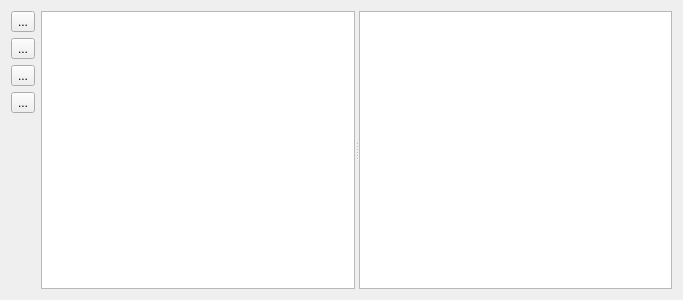
Above: Qt/lib/mywidgets/filemanager/ui/filemanager.ui from RinatB2017/mega_GIT before the change. Below: the same form after it.
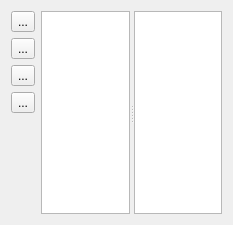
That is the form after the change.

Patch:
```diff
--- a/Qt/lib/mywidgets/filemanager/ui/filemanager.ui
+++ b/Qt/lib/mywidgets/filemanager/ui/filemanager.ui
@@ -6,8 +6,8 @@
    <rect>
     <x>0</x>
     <y>0</y>
-    <width>683</width>
-    <height>300</height>
+    <width>233</width>
+    <height>225</height>
    </rect>
   </property>
   <property name="windowTitle">
```
